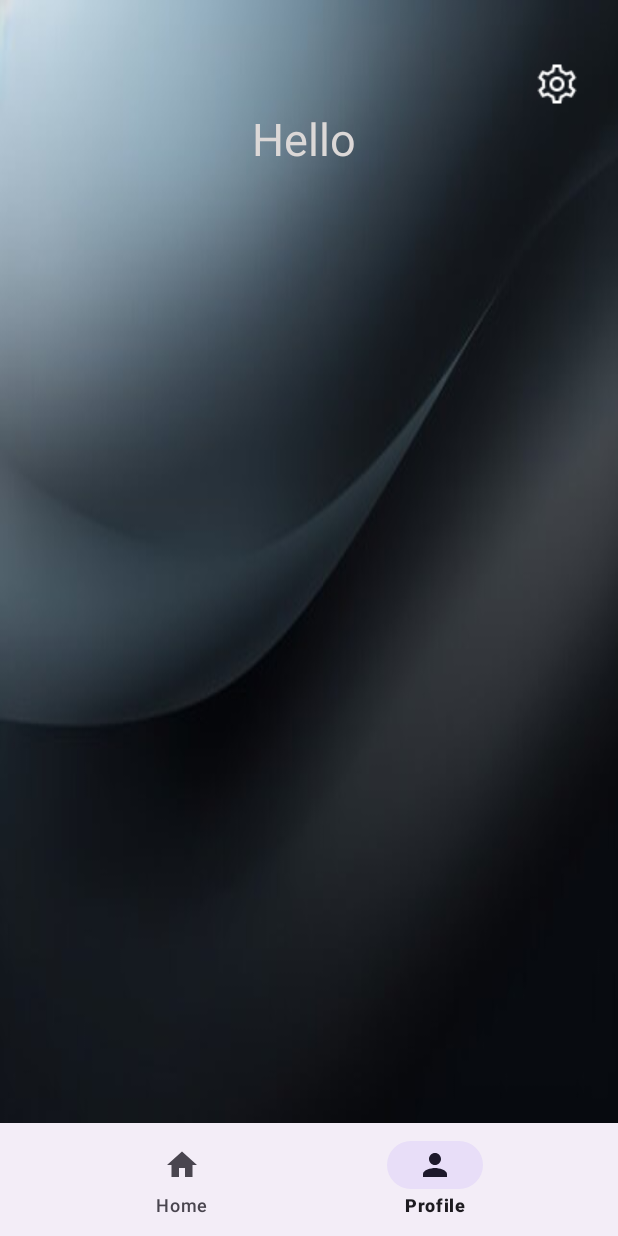
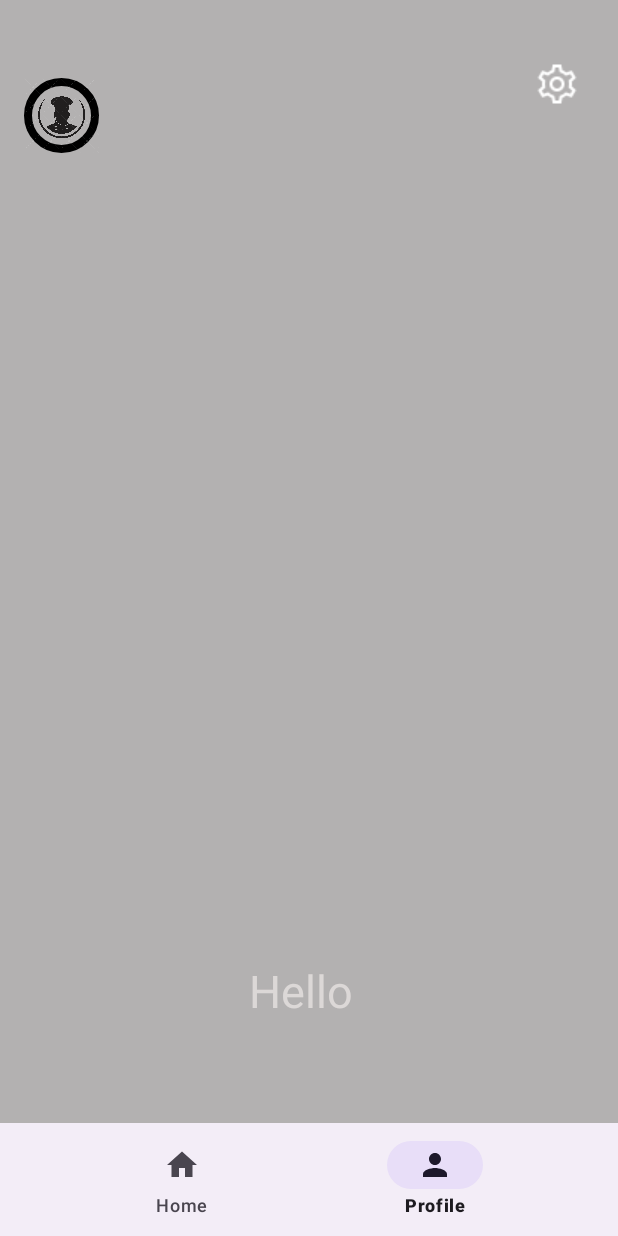
Before and after one commit to reuven1234/reuvenBagrut, an Android app: the Home screen opened directly, with no data from a screen before it, item 2 of the bottom bar chosen, on a phone screen of 412 x 824 dp. Run offline under Robolectric (Android 15) with nearby library versions, the light colour scheme and no system bars; our stand-ins replace Firebase (no records; nobody signed in at launch, a user with empty details on screens opened directly).

Commit message:
changed background color

```diff
--- /dev/null
+++ b/app/src/main/res/drawable/circle.xml
@@ -0,0 +1,11 @@
+<shape xmlns:android="http://schemas.android.com/apk/res/android"
+    android:innerRadius="0dp"
+    android:shape="ring"
+    android:thicknessRatio="2"
+    android:useLevel="false" >
+    <solid android:color="@android:color/transparent" />
+
+    <stroke
+        android:width="5dp"
+        android:color="@android:color/black" />
+</shape>
--- a/app/src/main/res/layout/activity_home.xml
+++ b/app/src/main/res/layout/activity_home.xml
@@ -5,7 +5,6 @@
     android:id="@+id/main"
     android:layout_width="match_parent"
     android:layout_height="match_parent"
-    android:background="@drawable/black_background"
     tools:context=".Home">
 
     <FrameLayout
--- a/app/src/main/res/layout/activity_login.xml
+++ b/app/src/main/res/layout/activity_login.xml
@@ -3,7 +3,6 @@
     xmlns:app="http://schemas.android.com/apk/res-auto"
     xmlns:tools="http://schemas.android.com/tools"
     android:id="@+id/main"
-    android:background="@drawable/black_background"
     android:layout_width="match_parent"
     android:layout_height="match_parent"
     tools:context=".Login">
--- a/app/src/main/res/layout/activity_main.xml
+++ b/app/src/main/res/layout/activity_main.xml
@@ -5,7 +5,6 @@
     android:id="@+id/main"
     android:layout_width="match_parent"
     android:layout_height="match_parent"
-    android:background="@drawable/black_background"
     tools:context=".MainActivity">
 
     <TextView
--- a/app/src/main/res/layout/activity_sign_up.xml
+++ b/app/src/main/res/layout/activity_sign_up.xml
@@ -3,7 +3,6 @@
     xmlns:app="http://schemas.android.com/apk/res-auto"
     xmlns:tools="http://schemas.android.com/tools"
     android:id="@+id/main"
-    android:background="@drawable/black_background"
     android:layout_width="match_parent"
     android:layout_height="match_parent"
     tools:context=".SignUp">
--- a/app/src/main/res/layout/fragment_home_nav_.xml
+++ b/app/src/main/res/layout/fragment_home_nav_.xml
@@ -5,7 +5,6 @@
     xmlns:tools="http://schemas.android.com/tools"
     android:layout_width="match_parent"
     android:layout_height="match_parent"
-    android:background="@drawable/black_background"
     tools:context=".Home_nav_Fragment">
 
     <TextView
--- a/app/src/main/res/layout/fragment_profile_nav_.xml
+++ b/app/src/main/res/layout/fragment_profile_nav_.xml
@@ -5,7 +5,7 @@
     xmlns:tools="http://schemas.android.com/tools"
     android:layout_width="match_parent"
     android:layout_height="match_parent"
-    android:background="@drawable/black_background"
+    android:background="#B3B1B1"
     tools:context=".Profile_nav_Fragment">
 
     <ImageButton
@@ -26,12 +26,25 @@
         android:id="@+id/helloTxt"
         android:layout_width="match_parent"
         android:layout_height="wrap_content"
-        android:layout_marginTop="72dp"
+        android:layout_marginTop="640dp"
+        android:layout_marginEnd="4dp"
         android:text="hi"
+        android:textAlignment="center"
         android:textColor="#DCD8D7"
-        android:textAlignment="center"
         android:textSize="30dp"
         app:layout_constraintEnd_toEndOf="parent"
         app:layout_constraintTop_toTopOf="parent" />
 
+    <ImageView
+        android:id="@+id/imageView"
+        android:layout_width="50dp"
+        android:layout_height="50dp"
+        android:layout_marginTop="52dp"
+        android:background="@drawable/circle"
+        android:src="@drawable/def_profile"
+        app:layout_constraintEnd_toEndOf="parent"
+        app:layout_constraintHorizontal_bias="0.044"
+        app:layout_constraintStart_toStartOf="parent"
+        app:layout_constraintTop_toTopOf="parent" />
+
 </androidx.constraintlayout.widget.ConstraintLayout>
--- a/app/src/main/res/layout/fragment_settings_nav_.xml
+++ b/app/src/main/res/layout/fragment_settings_nav_.xml
@@ -5,7 +5,6 @@
     xmlns:tools="http://schemas.android.com/tools"
     android:layout_width="match_parent"
     android:layout_height="match_parent"
-    android:background="@drawable/black_background"
     tools:context=".Settings_nav_Fragment">
 
     <TextView
--- a/app/src/main/res/values/themes.xml
+++ b/app/src/main/res/values/themes.xml
@@ -3,6 +3,8 @@
     <style name="Base.Theme.ReuvenBagrut" parent="Theme.Material3.DayNight.NoActionBar">
         <!-- Customize your light theme here. -->
         <!-- <item name="colorPrimary">@color/my_light_primary</item> -->
+        <item name="android:windowBackground">#B3B1B1</item> <!-- White background -->
+
     </style>
 
     <style name="Theme.ReuvenBagrut" parent="Base.Theme.ReuvenBagrut" />
```
Also changed, not shown: app/src/main/res/drawable/def_profile.png (added).
